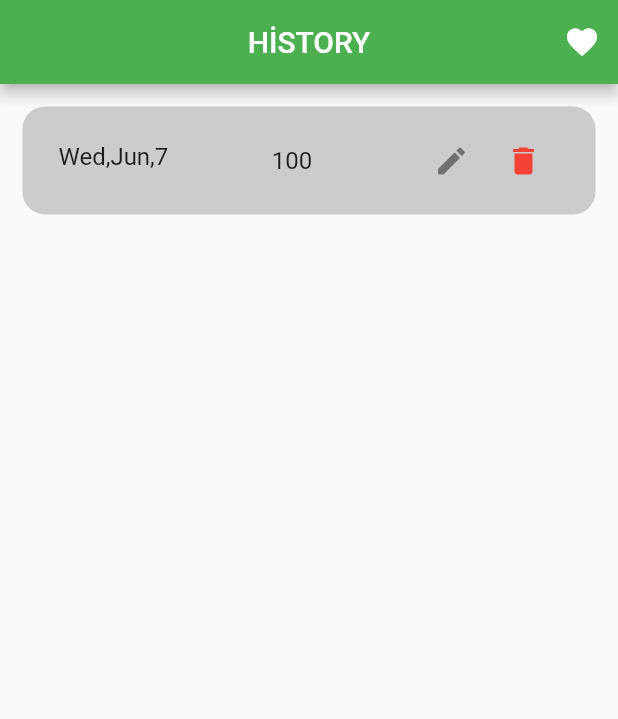
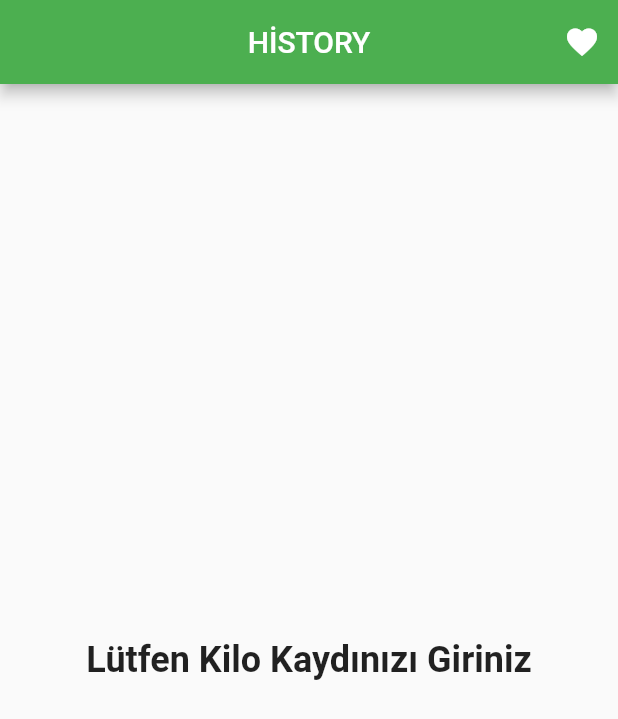
Before and after one commit to fahricandurucan/weight_tracking_app_flutter, a Flutter app: the HistoryPage screen opened directly, after a tap on the "favorite" icon, after a tap on the "delete" icon, on a phone screen of 412 x 824 dp. Shown: the top 719 px of the screen. Run offline on Flutter 3.47's test engine with Material 2 defaults, Android fonts, the phone set to English and light mode, and no system bars; our stand-ins replace animated_bottom_navigation_bar, get.

Commit message:
delete method added to controller class

```diff
--- a/lib/controller.dart
+++ b/lib/controller.dart
@@ -19,8 +19,12 @@ class Controller extends GetxController{
     recordList.add(newRecord);
   }
 
-  void deleteRecord(){
-
+  void deleteRecord(String id){
+    for(int i = 0;i<recordList.length;i++){
+      if(recordList[i].id == id){
+        recordList.removeAt(i);
+      }
+    }
   }
 
 
--- a/lib/screens/history_page.dart
+++ b/lib/screens/history_page.dart
@@ -29,7 +29,8 @@ class _HistoryPageState extends State<HistoryPage> {
               icon: Icon(Icons.favorite)),
         ],
       ),
-      body: Obx(() => c.recordList.length == 0 ? Center(child: Text("Lütfen Kilo Kaydınızı Giriniz"),) :
+      body: Obx(() => c.recordList.length == 0 ?
+      Center(child: Text("Lütfen Kilo Kaydınızı Giriniz",style: TextStyle(fontSize: 24,fontWeight: FontWeight.bold),),) :
       Container(
         width: double.infinity,
         child: ListView(
--- a/lib/widgets/history_container.dart
+++ b/lib/widgets/history_container.dart
@@ -1,5 +1,7 @@
 import 'package:flutter/material.dart';
+import 'package:get/get.dart';
 import 'package:intl/intl.dart';
+import 'package:weight_tracking_app/controller.dart';
 
 import '../model/record_model.dart';
 
@@ -15,6 +17,9 @@ class HistoryContainer extends StatefulWidget {
 }
 
 class _HistoryContainerState extends State<HistoryContainer> {
+
+  final Controller controller = Get.find(); //daha onceden Get.put ile oluşturmuştuk find ile hafızadaki bunu bulur
+
   @override
   Widget build(BuildContext context) {
     return Container(
@@ -31,7 +36,11 @@ class _HistoryContainerState extends State<HistoryContainer> {
           mainAxisSize: MainAxisSize.min,
           children: [
             IconButton(onPressed: (){}, icon: Icon(Icons.edit,)),
-            IconButton(onPressed: (){}, icon: Icon(Icons.delete,color: Colors.red,)),
+            IconButton(
+                onPressed: (){
+                  controller.deleteRecord(widget.record.id);
+                },
+                icon: Icon(Icons.delete,color: Colors.red,)),
           ],
         ),
       ),
```
